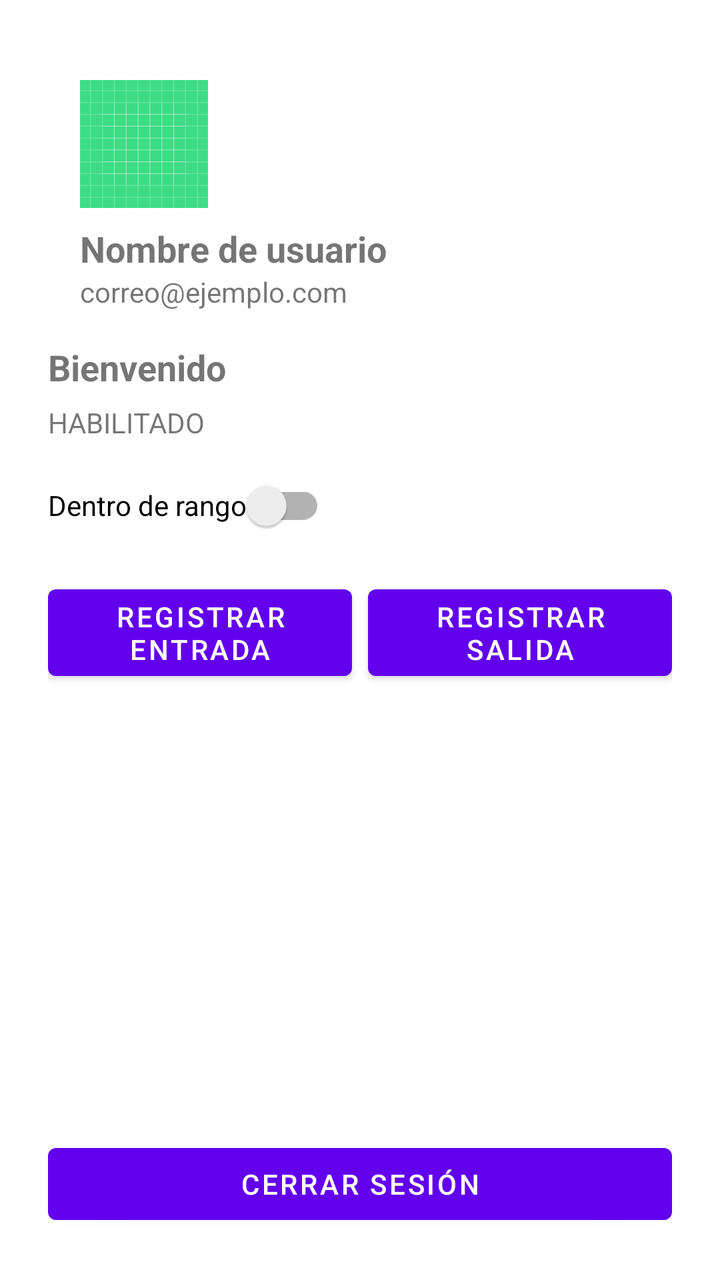
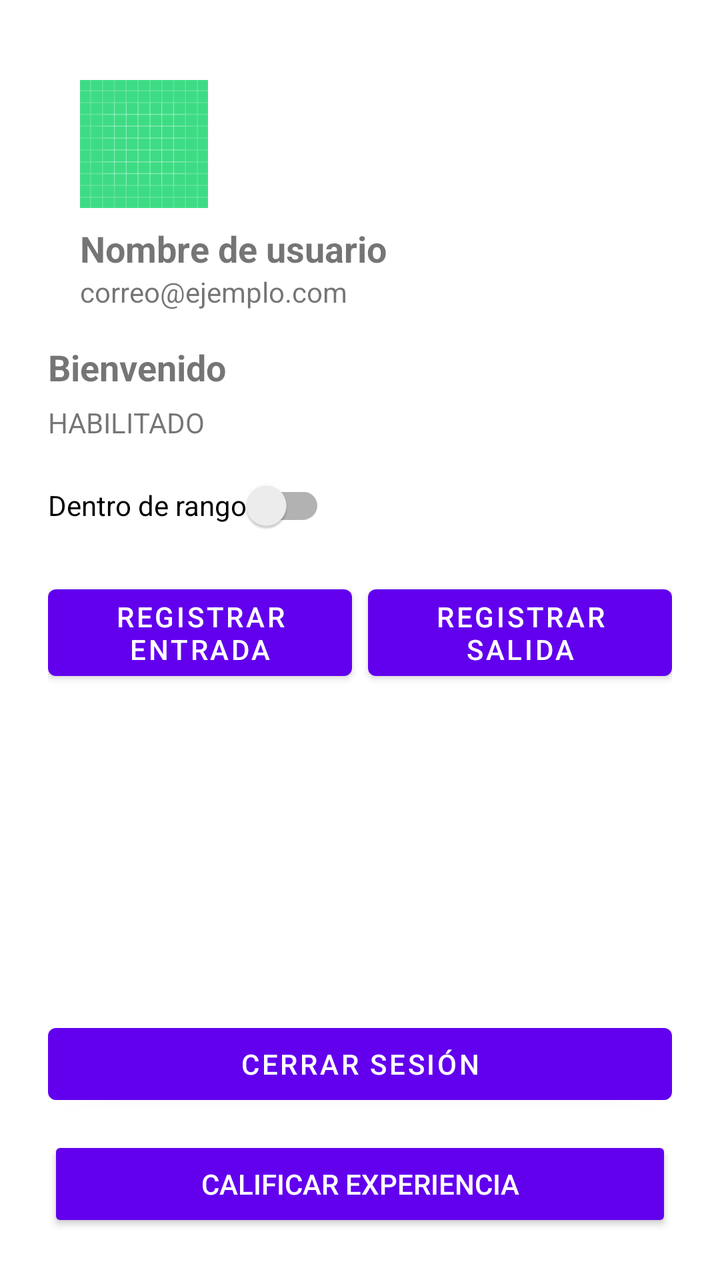

Before-and-after screenshots of an Android layout around one commit, followed by the original layout XML and the change that was made.
<!-- AndroidManifest.xml: application theme Theme.Alden -->
<!-- res/layout/activity_registro.xml -->
<?xml version="1.0" encoding="utf-8"?>
<LinearLayout xmlns:android="http://schemas.android.com/apk/res/android"
    android:orientation="vertical"
    android:padding="24dp"
    android:layout_width="match_parent"
    android:layout_height="match_parent">

    <LinearLayout
        android:id="@+id/layoutUserInfo"
        android:layout_width="match_parent"
        android:layout_height="wrap_content"
        android:orientation="vertical"
        android:padding="16dp">

        <ImageView
            android:id="@+id/imgUserPhoto"
            android:layout_width="64dp"
            android:layout_height="64dp"
            android:layout_marginBottom="8dp"
            android:scaleType="centerCrop"
            android:src="@drawable/ic_person_background" />

        <TextView
            android:id="@+id/tvUserName"
            android:layout_width="wrap_content"
            android:layout_height="wrap_content"
            android:text="Nombre de usuario"
            android:textStyle="bold"
            android:textSize="18sp" />

        <TextView
            android:id="@+id/tvUserEmail"
            android:layout_width="wrap_content"
            android:layout_height="wrap_content"
            android:text="correo@ejemplo.com"
            android:textSize="14sp" />
    </LinearLayout>


    <TextView
        android:id="@+id/tvHeader"
        android:layout_width="wrap_content"
        android:layout_height="wrap_content"
        android:text="Bienvenido"
        android:textStyle="bold"
        android:textSize="18sp" />

    <TextView
        android:id="@+id/tvEstado"
        android:layout_width="wrap_content"
        android:layout_height="wrap_content"
        android:text="HABILITADO"
        android:layout_marginTop="6dp" />

    <androidx.appcompat.widget.SwitchCompat
        android:id="@+id/swZona"
        android:layout_width="wrap_content"
        android:layout_height="wrap_content"
        android:text="Dentro de rango"
        android:layout_marginTop="8dp"/>

    <LinearLayout
        android:orientation="horizontal"
        android:layout_width="match_parent"
        android:layout_height="wrap_content"
        android:layout_marginTop="12dp">

        <Button
            android:id="@+id/btnEntrada"
            android:layout_width="0dp"
            android:layout_height="wrap_content"
            android:layout_weight="1"
            android:text="Registrar entrada" />

        <Button
            android:id="@+id/btnSalida"
            android:layout_width="0dp"
            android:layout_height="wrap_content"
            android:layout_weight="1"
            android:text="Registrar salida"
            android:layout_marginStart="8dp" />
    </LinearLayout>

    <androidx.recyclerview.widget.RecyclerView
        android:id="@+id/rvRegistros"
        android:layout_width="match_parent"
        android:layout_height="0dp"
        android:layout_marginTop="12dp"
        android:layout_weight="1" />

    <Button
        android:id="@+id/btnCerrarSesion"
        android:layout_width="match_parent"
        android:layout_height="wrap_content"
        android:text="Cerrar sesión"
        android:layout_marginTop="12dp" />
</LinearLayout>
<!-- resources referenced by this layout -->
<resources>
  <!-- drawable ic_person_background: vector/xml drawable (drawable, 4866 chars, omitted) -->
  <style name="Theme.Alden" parent="Theme.MaterialComponents.DayNight.DarkActionBar">
          
          <item name="colorPrimary">@color/purple_500</item>
          <item name="colorPrimaryVariant">@color/purple_700</item>
          <item name="colorOnPrimary">@color/white</item>
          
          <item name="colorSecondary">@color/teal_200</item>
          <item name="colorSecondaryVariant">@color/teal_700</item>
          <item name="colorOnSecondary">@color/black</item>
          
          <item name="android:statusBarColor" tools:targetApi="l">?attr/colorPrimaryVariant</item>
          
      </style>
  <color name="purple_500">#FF6200EE</color>
  <color name="purple_700">#FF3700B3</color>
  <color name="white">#FFFFFFFF</color>
  <color name="teal_200">#FF03DAC5</color>
  <color name="teal_700">#FF018786</color>
  <color name="black">#FF000000</color>
</resources>

<!-- the commit's change to res/layout/activity_registro.xml (unified diff, before → after) -->
@@ -94,4 +94,11 @@
         android:layout_height="wrap_content"
         android:text="Cerrar sesión"
         android:layout_marginTop="12dp" />
+    <Button
+        android:id="@+id/btnIrRating"
+        android:layout_width="match_parent"
+        android:layout_height="wrap_content"
+        android:text="Calificar experiencia"
+        android:layout_marginTop="12dp"
+        style="@style/Widget.AppCompat.Button.Colored"/>
 </LinearLayout>
